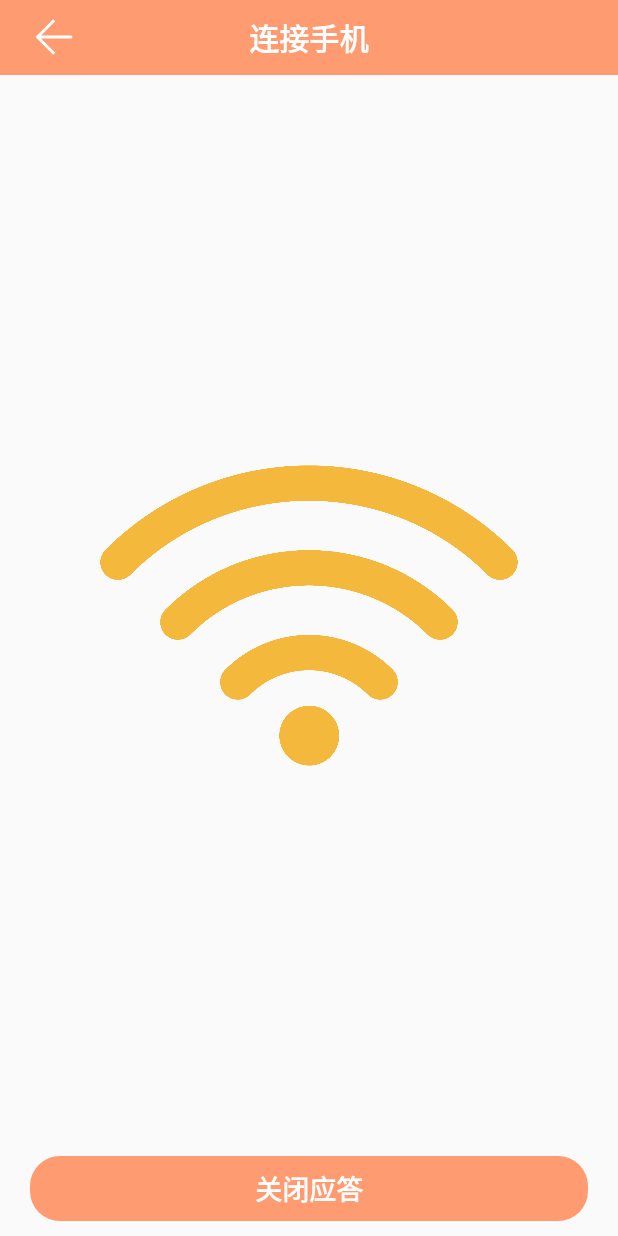
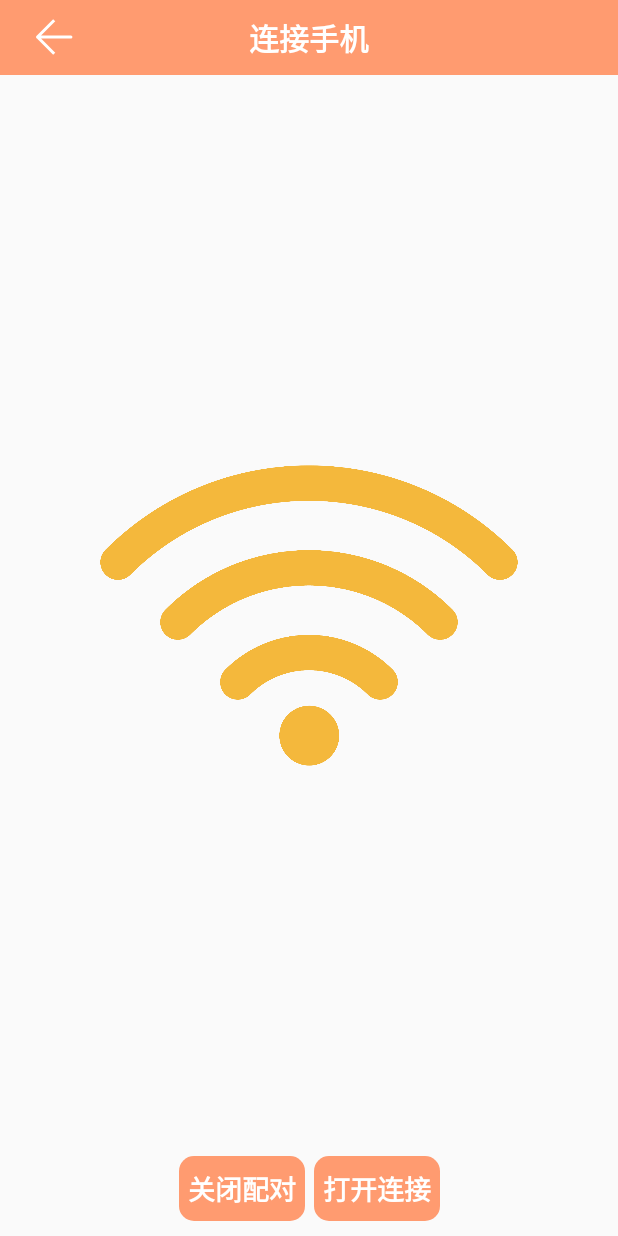
Before and after one commit to ZenuSunB/WearOsView, an Android app: the screen it shows after launch (BluetoothConnectActivity), after a tap on "打开监听", on a phone screen of 412 x 824 dp. Run offline under Robolectric (Android 15) with nearby library versions, the phone set to English and light mode, and no system bars.

Commit message:
-advance bluetooth_heartBeatRatioView -date 2022/5/2

```diff
--- a/app/src/main/java/com/example/wearosview/BluetoothConnectActivity.kt
+++ b/app/src/main/java/com/example/wearosview/BluetoothConnectActivity.kt
@@ -13,6 +13,7 @@ import android.view.WindowManager
 import android.widget.Button
 import android.widget.ImageView
 import android.widget.Toast
+import androidx.annotation.UiThread
 import androidx.core.app.ActivityCompat
 import androidx.core.content.ContextCompat
 import com.example.wearosview.bluetoochconnect.BluetoothMesg
@@ -27,8 +28,10 @@ class BluetoothConnectActivity : Activity() {
     private lateinit var binding: ActivityConnectBinding
     private lateinit var btnReturn: BackArrowView
     private lateinit var connnectBtn: Button
+    private lateinit var pairBtn: Button
     private lateinit var mark: ImageView
     var isListeningOpen:Boolean=false;
+    var isLConnectingOpen:Boolean=false;
     var hostDevices: MutableMap<String, BluetoothDevice> = mutableMapOf()
 
     private var mAdapter: BluetoothAdapter = BluetoothAdapter.getDefaultAdapter()
@@ -50,37 +53,21 @@ class BluetoothConnectActivity : Activity() {
         }
         mark=findViewById(R.id.mark)
         btnReturn=findViewById(R.id.back_arrow)
-        connnectBtn=findViewById(R.id.connectBtn)
+        connnectBtn=findViewById(R.id.connect2Btn)
+        pairBtn=findViewById(R.id.connectBtn)
         btnReturn?.setOnClickListener {
             finish()
         }
         BluetoothMesg.setBluetoothAdapter(mAdapter)
-        BluetoothMesgReceiver.start(object:BluetoothMesgReceiver.BluetoothMesgReceiverListener{
-            override fun onMesgReceiver(meg: String?,device: BluetoothDevice) {
-                when(meg)
-                {
-                    "startSendHeatBeatRatio"->
-                    {
-                        val intent = Intent(baseContext, BluetoothMainActivity::class.java)
-                        var hostDevice:BluetoothDevice =device;
-                        BluetoothMesg.setBluetoothDevice(hostDevice)
-                        intent.putExtra("hostDevice", hostDevice)
-                        BluetoothMesgReceiver.close()
-                        isListeningOpen = false
-                        connnectBtn.setText("开始监听")
-                        startActivity(intent)
-                    }
-                }
-            }
-        })
-        connnectBtn?.setOnClickListener {
+
+        pairBtn?.setOnClickListener {
             if(isListeningOpen)
             {
                 mark.setImageDrawable(resources.getDrawable(R.drawable.image_bg2))
                 isListeningOpen=false
-                connnectBtn.setText("打开监听")
+                pairBtn.setText("打开配对")
                 BluetoothMesgReceiver.close()
-                Toast.makeText(this, "已经关闭监听", Toast.LENGTH_SHORT).show()
+                Toast.makeText(this, "已经关闭配对", Toast.LENGTH_SHORT).show()
             }
             else{
                 if (mAdapter.getScanMode() != BluetoothAdapter.SCAN_MODE_CONNECTABLE_DISCOVERABLE) {
@@ -90,8 +77,25 @@ class BluetoothConnectActivity : Activity() {
                 }
                 BluetoothMesgReceiver.open()
                 isListeningOpen=true
-                connnectBtn.setText("关闭应答")
-                Toast.makeText(baseContext, "已经打开监听程序！", Toast.LENGTH_SHORT).show()
+                pairBtn.setText("关闭配对")
+                Toast.makeText(baseContext, "已经打开配对！", Toast.LENGTH_SHORT).show()
+
+            }
+        }
+        connnectBtn?.setOnClickListener {
+            if(isLConnectingOpen)
+            {
+                mark.setImageDrawable(resources.getDrawable(R.drawable.image_bg2))
+                isLConnectingOpen=false
+                connnectBtn.setText("打开连接")
+                BluetoothMesgReceiver.close()
+                Toast.makeText(this, "已经关闭连接", Toast.LENGTH_SHORT).show()
+            }
+            else{
+                BluetoothMesgReceiver.open()
+                isLConnectingOpen=true
+                connnectBtn.setText("关闭连接")
+                Toast.makeText(baseContext, "已经打开连接！", Toast.LENGTH_SHORT).show()
 
             }
         }
@@ -100,6 +104,27 @@ class BluetoothConnectActivity : Activity() {
     {
         super.onResume()
         registerConnectBroadcast()
+        BluetoothMesgReceiver.start(object:BluetoothMesgReceiver.BluetoothMesgReceiverListener{
+            override fun onMesgReceiver(meg: String?,device: BluetoothDevice) {
+                when(meg)
+                {
+                    "connect"->
+                    {
+                        mark.setImageDrawable(resources.getDrawable(R.drawable.image_bg5))
+                        BluetoothMesg.setBluetoothDevice(device)
+                        runOnUiThread {
+                            mark.setImageDrawable(resources.getDrawable(R.drawable.image_bg2))
+                            val intent = Intent(baseContext, BluetoothMainActivity::class.java)
+                            //                      BluetoothMesgReceiver.close()
+                            connnectBtn.setText("打开连接")
+                            isLConnectingOpen = false;
+                            BluetoothMesgReceiver.close()
+                            startActivity(intent)
+                        }
+                    }
+                }
+            }
+        })
 //        mark.setImageDrawable(resources.getDrawable(R.drawable.image_bg2))
     }
 
@@ -178,14 +203,14 @@ class BluetoothConnectActivity : Activity() {
 
     override fun onPause() {
         super.onPause()
-
+        unregisterReceiver(connectBroadcastReceiver);
+        connectBroadcastReceiver=null
 
     }
 
     override fun onDestroy() {
         super.onDestroy()
-        unregisterReceiver(connectBroadcastReceiver);
-        connectBroadcastReceiver=null
+
 
     }
 
--- a/app/src/main/java/com/example/wearosview/bluetoochconnect/BluetoothMesgReceiver.java
+++ b/app/src/main/java/com/example/wearosview/bluetoochconnect/BluetoothMesgReceiver.java
@@ -39,7 +39,6 @@ public class BluetoothMesgReceiver {
                     BluetoothServerSocket serverSocket = BluetoothMesg.getBluetoothAdapter().listenUsingRfcommWithServiceRecord("serverSocket", uuid);
                     while(isOpen){
                         BluetoothSocket socket = serverSocket.accept();
-
                         threadPool.execute(new BluetoothMesgRunnable(socket));
                     }
                 }catch (SecurityException e)
--- /dev/null
+++ b/app/src/main/res/drawable/image_bg5.xml
@@ -0,0 +1,10 @@
+<?xml version="1.0" encoding="utf-8"?>
+<shape xmlns:android="http://schemas.android.com/apk/res/android"
+    android:shape="oval">
+    <!-- 背景色 -->
+
+    <corners android:radius="5dip"/>
+    <solid android:color="#FF00FF"/>
+    <!--    &lt;!&ndash; 边框色 &ndash;&gt;-->
+    <!--    <stroke android:width="0.5dip" android:color="#000000" />-->
+</shape>
--- a/app/src/main/res/layout/activity_connect.xml
+++ b/app/src/main/res/layout/activity_connect.xml
@@ -64,7 +64,7 @@
 
     <com.example.wearosview.layoutImpliment.ShapeButton
         android:id="@+id/connectBtn"
-        android:layout_width="0dp"
+        android:layout_width="wrap_content"
         android:layout_height="wrap_content"
         android:gravity="center"
         android:textColor="#FFFFFF"
@@ -72,13 +72,32 @@
         app:enabled_color="#FF9B70"
         app:pressed_color="#FF8C00"
         android:layout_marginBottom="10dp"
-        android:layout_marginLeft="20dp"
-        android:layout_marginRight="20dp"
+        android:layout_marginRight="90dp"
         android:text="打开监听"
         android:textSize="18dp"
         android:textStyle="bold"
         android:textColorHighlight="#FFFFFF"
-        app:radius_size="20dp"
+        app:radius_size="10dp"
+        app:layout_constraintBottom_toBottomOf="parent"
+        app:layout_constraintRight_toRightOf="parent"
+        app:layout_constraintLeft_toLeftOf="parent" />
+
+    <com.example.wearosview.layoutImpliment.ShapeButton
+        android:id="@+id/connect2Btn"
+        android:layout_width="wrap_content"
+        android:layout_height="wrap_content"
+        android:gravity="center"
+        android:textColor="#FFFFFF"
+        app:normal_color="#FF9B70"
+        app:enabled_color="#FF9B70"
+        app:pressed_color="#FF8C00"
+        android:layout_marginBottom="10dp"
+        android:layout_marginLeft="90dp"
+        android:text="打开连接"
+        android:textSize="18dp"
+        android:textStyle="bold"
+        android:textColorHighlight="#FFFFFF"
+        app:radius_size="10dp"
         app:layout_constraintBottom_toBottomOf="parent"
         app:layout_constraintRight_toRightOf="parent"
         app:layout_constraintLeft_toLeftOf="parent" />
```
Also changed, not shown: app/src/main/java/com/example/wearosview/BluetoothMainActivity.kt (+26 -16 lines).
